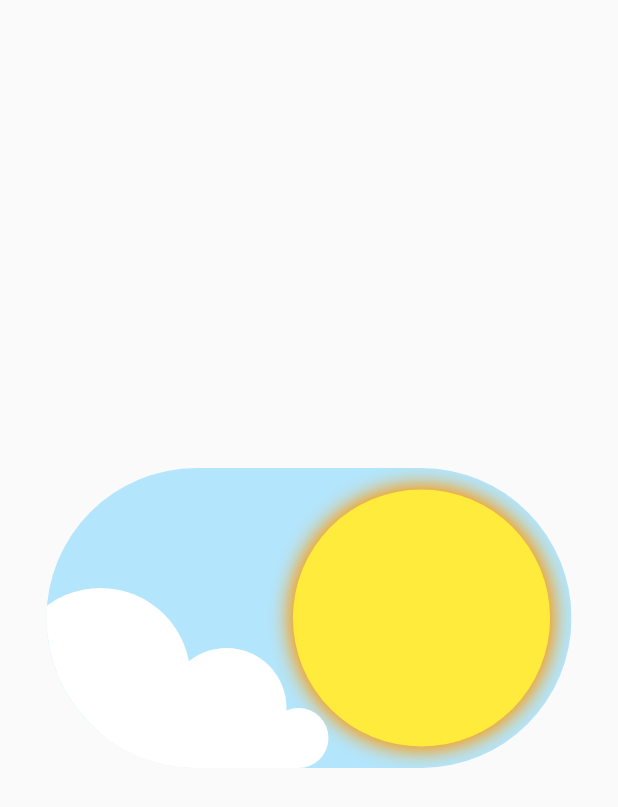
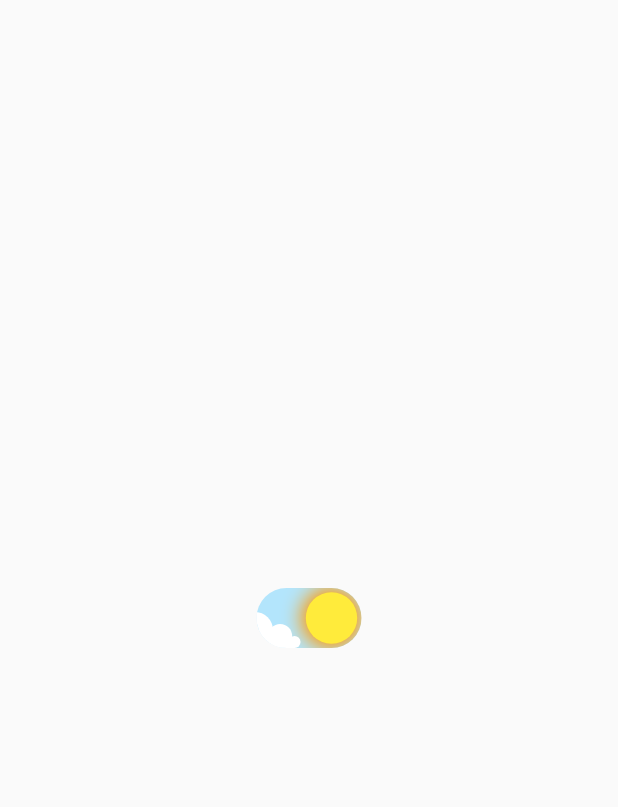
Before and after one commit to lowy-10pines/flutter-fancy-theme-mode-switch, a Flutter app: the screen it shows after launch, on a phone screen of 412 x 824 dp. Shown: the top 807 px of the screen. Run offline on Flutter 3.47's test engine with Material 2 defaults, Android fonts, the phone set to English and light mode, and no system bars.

```diff
--- a/lib/widgets/fancy_switch.dart
+++ b/lib/widgets/fancy_switch.dart
@@ -21,7 +21,7 @@ class _FancySwitchState extends State<FancySwitch>
     with TickerProviderStateMixin {
   late final AnimationController _controller = AnimationController(
     vsync: this,
-    duration: const Duration(milliseconds: 1000),
+    duration: const Duration(milliseconds: 500),
   );
 
   Animation<double> get curvedAnimation => CurvedAnimation(
@@ -52,8 +52,8 @@ class _FancySwitchState extends State<FancySwitch>
     } else {
       _controller.reverse();
     }
-    const double height = 200;
-    const double width = 350;
+    const double height = 40;
+    const double width = 70;
     return SizedBox(
       height: height,
       width: width,
--- a/lib/widgets/nube.dart
+++ b/lib/widgets/nube.dart
@@ -11,7 +11,7 @@ class Nube extends StatelessWidget {
   AlignmentTween get alignmentTween => AlignmentTween(
         // "Fuera de camara" para este tamaño de widget
         begin: const Alignment(-3.2, 7),
-        end: Alignment.bottomLeft,
+        end: const Alignment(-1.4, 1),
       );
 
   @override
```
Also changed, not shown: assets/recording.gif (added), 1 other file.
